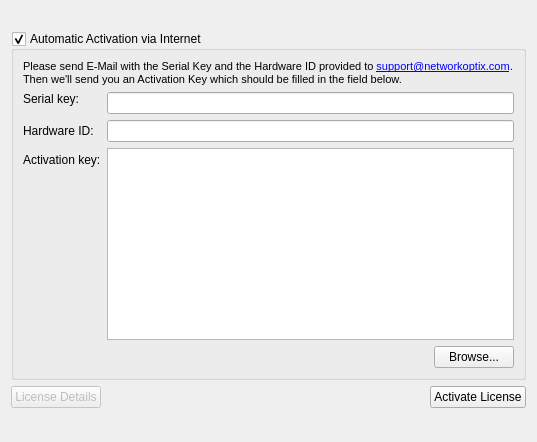
This is client/src/ui/preferences/licensewidget.ui in networkoptix/nx_open as Qt 5 draws it before an edit. The edited form follows.
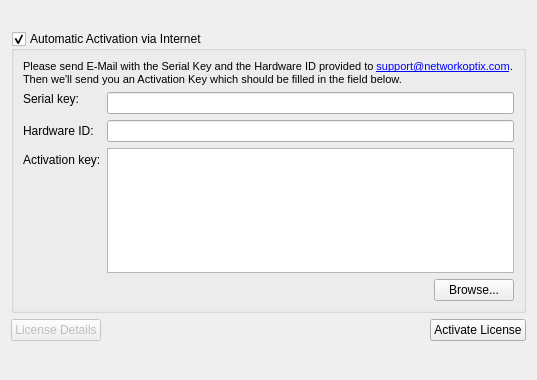
This is the edited form.

The edit to the form file:
```diff
--- a/client/src/ui/preferences/licensewidget.ui
+++ b/client/src/ui/preferences/licensewidget.ui
@@ -7,7 +7,7 @@
     <x>0</x>
     <y>0</y>
     <width>537</width>
-    <height>442</height>
+    <height>380</height>
    </rect>
   </property>
   <property name="sizePolicy">
@@ -133,6 +133,12 @@
               <verstretch>0</verstretch>
              </sizepolicy>
             </property>
+            <property name="maximumSize">
+             <size>
+              <width>16777215</width>
+              <height>125</height>
+             </size>
+            </property>
             <property name="tabChangesFocus">
              <bool>true</bool>
             </property>
@@ -211,7 +217,7 @@
      <property name="sizeHint" stdset="0">
       <size>
        <width>20</width>
-       <height>40</height>
+       <height>10</height>
       </size>
      </property>
     </spacer>
```
